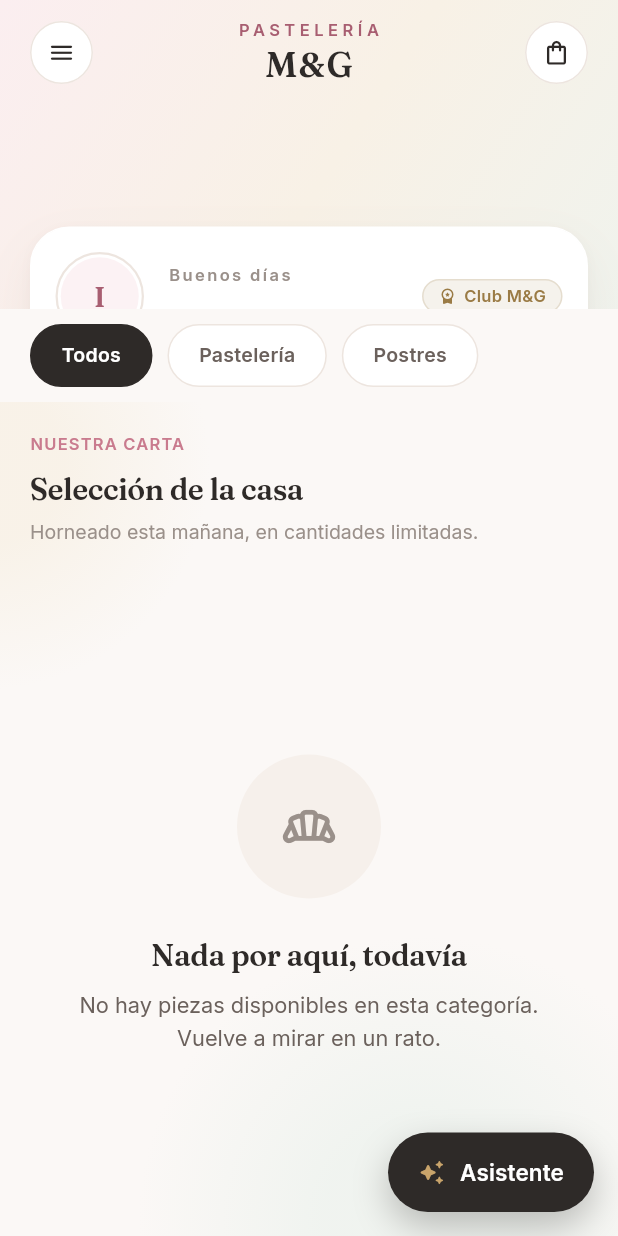
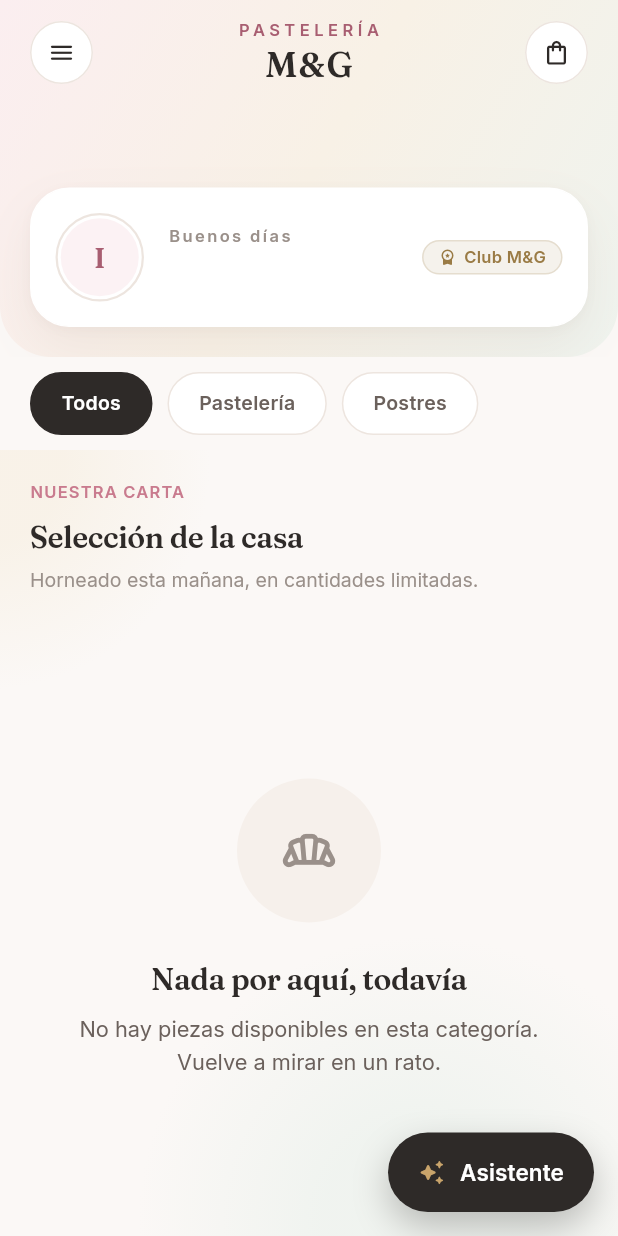
Before and after one commit to Gandalf-star/Pasteleria_M-G, a Flutter app: the PantallaInicial screen opened by its route, on a phone screen of 412 x 824 dp. Run offline on Flutter 3.47's test engine with Material 3 defaults, Android fonts, the phone set to English and light mode, and no system bars; drawn by our look-alikes of flutter_animate; our stand-ins replace flutter_dotenv, flutter_riverpod, google_fonts, image_picker, shared_preferences, supabase_flutter; accounts and stored records are empty.

Commit message:
trabajo listo

```diff
--- a/lib/presentacion/pantallas/pantalla_inicial.dart
+++ b/lib/presentacion/pantallas/pantalla_inicial.dart
@@ -12,6 +12,11 @@ import 'pantalla_carrito.dart';
 import 'pantalla_chat.dart';
 import 'pantalla_club_mg.dart';
 import 'pantalla_perfil.dart';
+
+/// Alto de la barra de categorías. El `flexibleSpace` de un SliverAppBar se
+/// dibuja detrás del `bottom`, así que la cabecera reserva este espacio para
+/// que la tarjeta de saludo no quede pisada por los filtros.
+const double _altoFiltros = 62;
 
 class PantallaInicial extends ConsumerStatefulWidget {
   const PantallaInicial({super.key});
@@ -172,7 +177,7 @@ class _PantallaInicialState extends ConsumerState<PantallaInicial> {
           slivers: [
             // ── Cabecera editorial ───────────────────────────────
             SliverAppBar(
-              expandedHeight: 268,
+              expandedHeight: 300,
               pinned: true,
               stretch: true,
               backgroundColor: Tokens.lienzo,
@@ -190,9 +195,9 @@ class _PantallaInicialState extends ConsumerState<PantallaInicial> {
                 ),
               ),
               bottom: PreferredSize(
-                preferredSize: const Size.fromHeight(62),
+                preferredSize: const Size.fromHeight(_altoFiltros),
                 child: Container(
-                  height: 62,
+                  height: _altoFiltros,
                   alignment: Alignment.centerLeft,
                   color: Tokens.lienzo,
                   child: ListView.separated(
@@ -350,6 +355,7 @@ class _CabeceraInicio extends StatelessWidget {
     final tema = Theme.of(context);
 
     return Container(
+      margin: const EdgeInsets.only(bottom: _altoFiltros),
       decoration: const BoxDecoration(
         gradient: Tokens.degradadoAmanecer,
         borderRadius: BorderRadius.vertical(
@@ -363,7 +369,7 @@ class _CabeceraInicio extends StatelessWidget {
             Tokens.e5,
             Tokens.e3,
             Tokens.e5,
-            Tokens.e6,
+            Tokens.e5,
           ),
           child: Column(
             children: [
```
